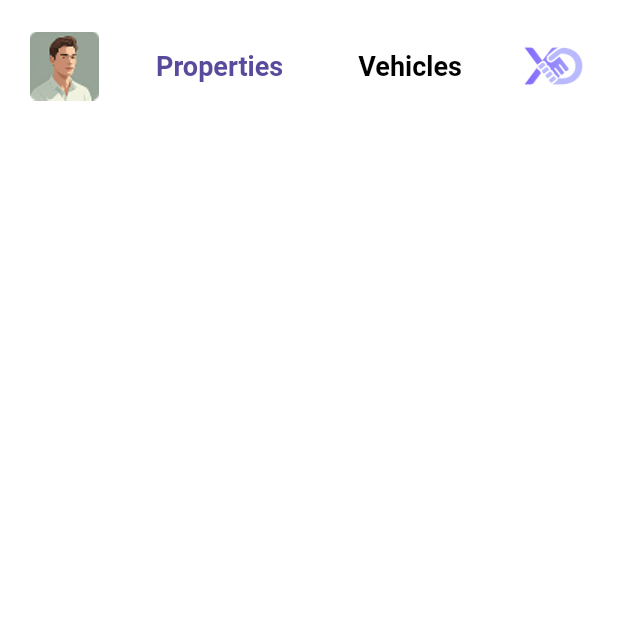
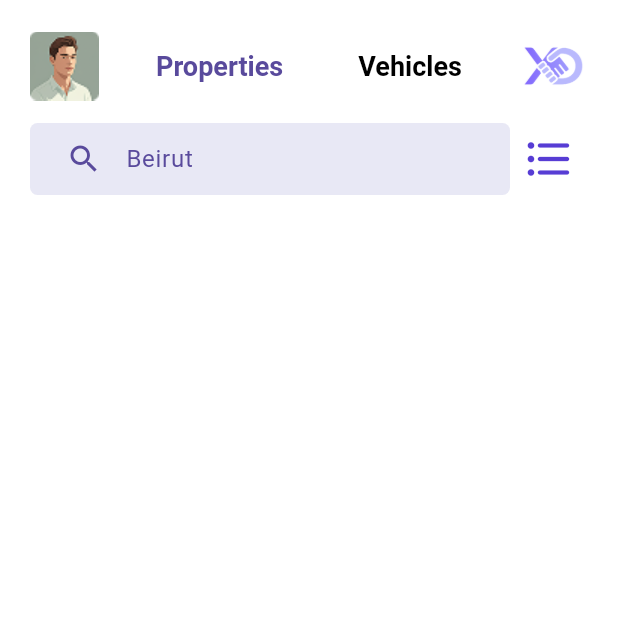
Before and after one commit to YahyaNashar22/xdeal, a Flutter app: the HomeScreen screen opened directly, after a tap on "Properties", on a phone screen of 412 x 824 dp, the top half of it. Run offline on Flutter 3.47's test engine with Material 3 defaults, Android fonts, the phone set to English and light mode, and no system bars.

Commit message:
added search box and filter button

```diff
--- a/lib/screens/home_screen.dart
+++ b/lib/screens/home_screen.dart
@@ -1,10 +1,23 @@
 import 'package:flutter/material.dart';
 import 'package:xdeal/utils/app_colors.dart';
 import 'package:xdeal/widgets/property_vehicle_toggle_appbar.dart';
+import 'package:xdeal/widgets/search_bar_and_filter.dart';
 
-class HomeScreen extends StatelessWidget {
+class HomeScreen extends StatefulWidget {
   const HomeScreen({super.key});
-  final int selectedView = 0;
+
+  @override
+  State<HomeScreen> createState() => _HomeScreenState();
+}
+
+class _HomeScreenState extends State<HomeScreen> {
+  int selectedView = 0;
+
+  void selectView(int index) {
+    setState(() {
+      selectedView = index;
+    });
+  }
 
   @override
   Widget build(BuildContext context) {
@@ -15,7 +28,14 @@ class HomeScreen extends StatelessWidget {
           padding: EdgeInsets.all(20),
           child: Column(
             mainAxisAlignment: MainAxisAlignment.start,
-            children: [PropertyVehicleToggleAppbar(selectedView: selectedView)],
+            children: [
+              PropertyVehicleToggleAppbar(
+                selectedView: selectedView,
+                selectView: selectView,
+              ),
+              const SizedBox(height: 12),
+              SearchBarAndFilter(),
+            ],
           ),
         ),
       ),
--- a/lib/theme/app_theme.dart
+++ b/lib/theme/app_theme.dart
@@ -91,7 +91,7 @@ class AppTheme {
           }
           if (states.contains(WidgetState.pressed) ||
               states.contains(WidgetState.hovered)) {
-            return primaryColor.withOpacity(0.8);
+            return primaryColor.withAlpha(150);
           }
           return textButtonBg;
         }),
@@ -128,7 +128,7 @@ class AppTheme {
         borderRadius: BorderRadius.circular(8.0),
         borderSide: BorderSide.none,
       ),
-      hintStyle: TextStyle(color: textColor.withOpacity(0.6)),
+      hintStyle: TextStyle(color: textColor.withAlpha(150)),
     ),
 
     // SnackBar Theme
@@ -143,7 +143,7 @@ class AppTheme {
       thumbColor: WidgetStateProperty.all(primaryColor),
       trackColor: WidgetStateProperty.resolveWith<Color?>(
         (states) => states.contains(WidgetState.selected)
-            ? primaryColor.withOpacity(0.5)
+            ? primaryColor.withAlpha(150)
             : Colors.grey.shade300,
       ),
     ),
--- a/lib/widgets/property_vehicle_toggle_appbar.dart
+++ b/lib/widgets/property_vehicle_toggle_appbar.dart
@@ -1,22 +1,14 @@
 import 'package:flutter/material.dart';
 import 'package:xdeal/theme/app_theme.dart';
 
-class PropertyVehicleToggleAppbar extends StatefulWidget {
-  int selectedView;
-  PropertyVehicleToggleAppbar({super.key, required this.selectedView});
-
-  @override
-  State<PropertyVehicleToggleAppbar> createState() =>
-      _PropertyVehicleToggleAppbarState();
-}
-
-class _PropertyVehicleToggleAppbarState
-    extends State<PropertyVehicleToggleAppbar> {
-  void _selectView(int index) {
-    setState(() {
-      widget.selectedView = index;
-    });
-  }
+class PropertyVehicleToggleAppbar extends StatelessWidget {
+  final int selectedView;
+  final Function selectView;
+  const PropertyVehicleToggleAppbar({
+    super.key,
+    required this.selectedView,
+    required this.selectView,
+  });
 
   @override
   Widget build(BuildContext context) {
@@ -26,20 +18,20 @@ class _PropertyVehicleToggleAppbarState
         Image.asset('assets/images/avatar.png'),
         TextButton(
           style: TextButton.styleFrom(
-            foregroundColor: widget.selectedView == 0
+            foregroundColor: selectedView == 0
                 ? AppTheme.primaryColor
                 : AppTheme.textColor,
           ),
-          onPressed: () => _selectView(0),
+          onPressed: () => selectView(0),
           child: Text("Properties"),
         ),
         TextButton(
           style: TextButton.styleFrom(
-            foregroundColor: widget.selectedView == 1
+            foregroundColor: selectedView == 1
                 ? AppTheme.primaryColor
                 : AppTheme.textColor,
           ),
-          onPressed: () => _selectView(1),
+          onPressed: () => selectView(1),
           child: Text("Vehicles"),
         ),
         Image.asset('assets/icons/logo_purple_large.png', width: 46),
--- /dev/null
+++ b/lib/widgets/search_bar_and_filter.dart
@@ -0,0 +1,55 @@
+import 'package:flutter/material.dart';
+import 'package:xdeal/theme/app_theme.dart';
+import 'package:xdeal/utils/app_colors.dart';
+
+class SearchBarAndFilter extends StatefulWidget {
+  const SearchBarAndFilter({super.key});
+
+  @override
+  State<SearchBarAndFilter> createState() => _SearchBarAndFilterState();
+}
+
+class _SearchBarAndFilterState extends State<SearchBarAndFilter> {
+  final TextEditingController _searchController = TextEditingController();
+
+  @override
+  void dispose() {
+    super.dispose();
+    _searchController.dispose();
+  }
+
+  @override
+  Widget build(BuildContext context) {
+    return Row(
+      children: [
+        Expanded(
+          child: Container(
+            decoration: BoxDecoration(
+              color: AppTheme.inputBackground,
+              borderRadius: BorderRadius.circular(5),
+            ),
+            padding: const EdgeInsets.symmetric(horizontal: 12.0, vertical: 0),
+            height: 48,
+            child: TextField(
+              controller: _searchController,
+              style: TextStyle(color: AppTheme.primaryColor),
+              decoration: InputDecoration(
+                hintText: "Beirut",
+                hintStyle: TextStyle(color: AppTheme.primaryColor),
+                prefixIcon: Icon(Icons.search, color: AppTheme.primaryColor),
+              ),
+            ),
+          ),
+        ),
+        IconButton(
+          onPressed: () {},
+          icon: Icon(
+            Icons.format_list_bulleted_rounded,
+            color: AppColors.primary,
+            size: 36,
+          ),
+        ),
+      ],
+    );
+  }
+}
```
